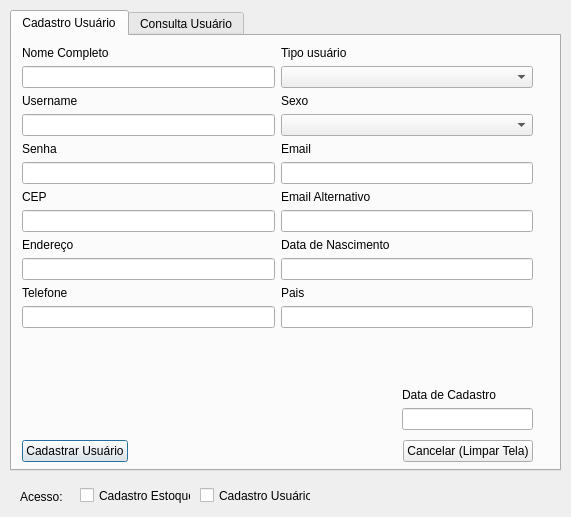
The window that cadastro_usuarios.ui (lucasdosantos90/sistema_wms) describes before a commit, drawn with Qt 5.
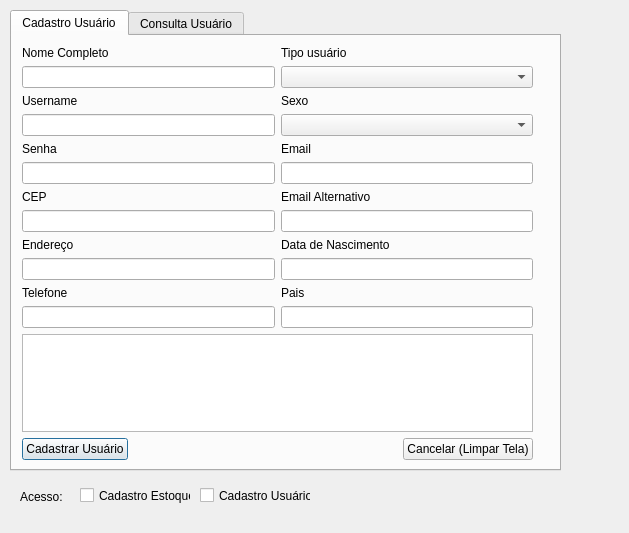
The same window after the commit. The open tabs and pages were chosen to show the change.

Commit message: cadastro de usuarios atualizado com checkbox para cadastro de acesso de usuarios funcionando

```diff
--- a/cadastro_usuarios.ui
+++ b/cadastro_usuarios.ui
@@ -6,8 +6,8 @@
    <rect>
     <x>0</x>
     <y>0</y>
-    <width>571</width>
-    <height>517</height>
+    <width>629</width>
+    <height>533</height>
    </rect>
   </property>
   <property name="windowTitle">
@@ -35,7 +35,7 @@
        <x>10</x>
        <y>10</y>
        <width>511</width>
-       <height>384</height>
+       <height>414</height>
       </rect>
      </property>
      <layout class="QVBoxLayout" name="verticalLayout_16">
@@ -240,67 +240,9 @@
        </layout>
       </item>
       <item>
-       <spacer name="verticalSpacer">
-        <property name="orientation">
-         <enum>Qt::Vertical</enum>
-        </property>
-        <property name="sizeHint" stdset="0">
-         <size>
-          <width>20</width>
-          <height>40</height>
-         </size>
-        </property>
-       </spacer>
+       <widget class="QTableWidget" name="tableWidget"/>
       </item>
       <item>
-       <layout class="QHBoxLayout" name="horizontalLayout_2">
-        <item>
-         <spacer name="horizontalSpacer">
-          <property name="orientation">
-           <enum>Qt::Horizontal</enum>
-          </property>
-          <property name="sizeType">
-           <enum>QSizePolicy::Fixed</enum>
-          </property>
-          <property name="sizeHint" stdset="0">
-           <size>
-            <width>380</width>
-            <height>20</height>
-           </size>
-          </property>
-         </spacer>
-        </item>
-        <item>
-         <layout class="QVBoxLayout" name="verticalLayout_12">
-          <item>
-           <widget class="QLabel" name="label_13">
-            <property name="text">
-             <string>Data de Cadastro</string>
-            </property>
-           </widget>
-          </item>
-          <item>
-           <widget class="QLineEdit" name="txt_cad_usu_data_cadastro">
-            <property name="text">
-             <string/>
-            </property>
-           </widget>
-          </item>
-         </layout>
-        </item>
-       </layout>
-      </item>
-     </layout>
-    </widget>
-    <widget class="QWidget" name="layoutWidget_2">
-     <property name="geometry">
-      <rect>
-       <x>10</x>
-       <y>400</y>
-       <width>511</width>
-       <height>31</height>
-      </rect>
-     </property>
      <layout class="QHBoxLayout" name="horizontalLayout_7">
       <item>
        <widget class="QPushButton" name="btn_cadastro_usuario">
@@ -328,6 +270,8 @@
          <string>Cancelar (Limpar Tela)</string>
         </property>
        </widget>
+        </item>
+       </layout>
       </item>
      </layout>
     </widget>
```
Lines whose indentation alone changed are shown as unchanged. The commit also changes 4 other files.
